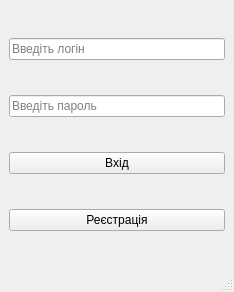
Qt form mainwindow.ui (OstrovskyAndriy/basketball) before a commit.
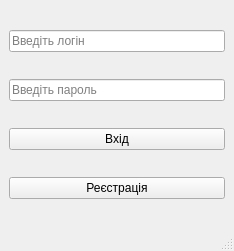
The same form after that commit.

Diff of the .ui file:
```diff
--- a/mainwindow.ui
+++ b/mainwindow.ui
@@ -7,7 +7,7 @@
     <x>0</x>
     <y>0</y>
     <width>234</width>
-    <height>292</height>
+    <height>251</height>
    </rect>
   </property>
   <property name="windowTitle">
```
